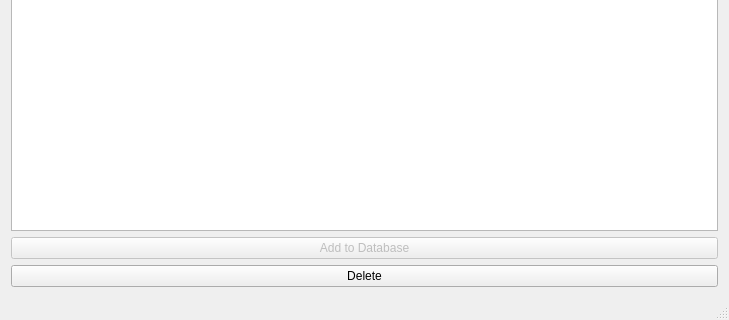
Chris951306/VK1Group10, file LetsRockTryAgain/mainmenu.ui: the form before one commit; both pictures show x 0 to 729 and y 161 to 481 of the 729 by 481 pixel window.
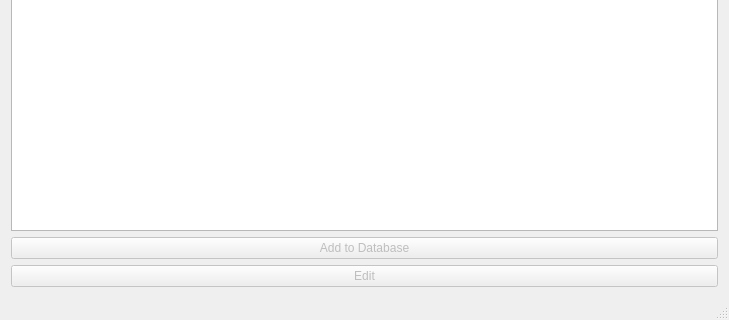
The form after the commit.

Patch:
```diff
--- a/LetsRockTryAgain/mainmenu.ui
+++ b/LetsRockTryAgain/mainmenu.ui
@@ -73,9 +73,12 @@
      </layout>
     </item>
     <item>
-     <widget class="QPushButton" name="pushButton_4">
+     <widget class="QPushButton" name="pushEditButton">
+      <property name="enabled">
+       <bool>false</bool>
+      </property>
       <property name="text">
-       <string>Delete</string>
+       <string>Edit</string>
       </property>
      </widget>
     </item>
```
Left out of the diff: 8 changed lines with no effect on the pictures.
